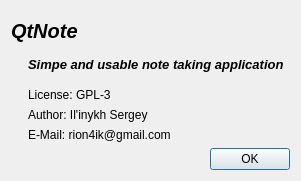
First picture: the form in aboutdlg.ui, repository Ri0n/QtNote, before the edit.
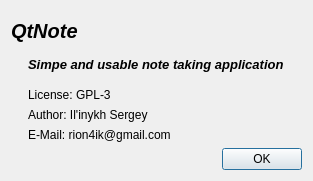
Second picture: the form after the edit. Icons and pictures are not drawn.

What changed in the file:
```diff
--- a/aboutdlg.ui
+++ b/aboutdlg.ui
@@ -6,10 +6,16 @@
    <rect>
     <x>0</x>
     <y>0</y>
-    <width>301</width>
+    <width>313</width>
     <height>181</height>
    </rect>
   </property>
+  <property name="sizePolicy">
+   <sizepolicy hsizetype="Minimum" vsizetype="Minimum">
+    <horstretch>0</horstretch>
+    <verstretch>0</verstretch>
+   </sizepolicy>
+  </property>
   <property name="windowTitle">
    <string>Dialog</string>
   </property>
```
Left out of the diff: 6 changed lines with no effect on the pictures.
